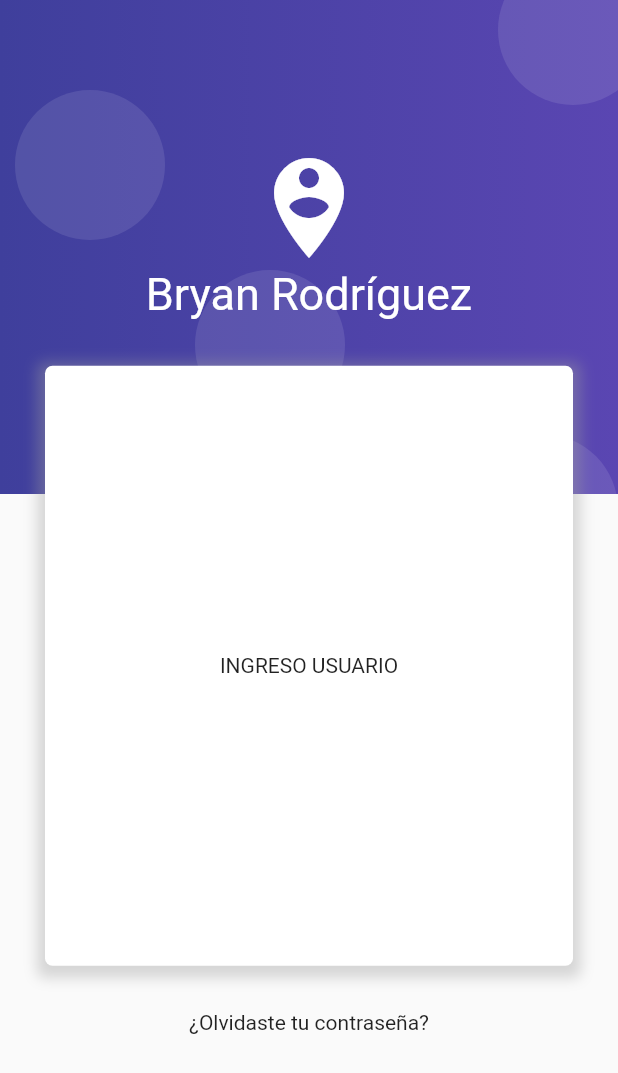
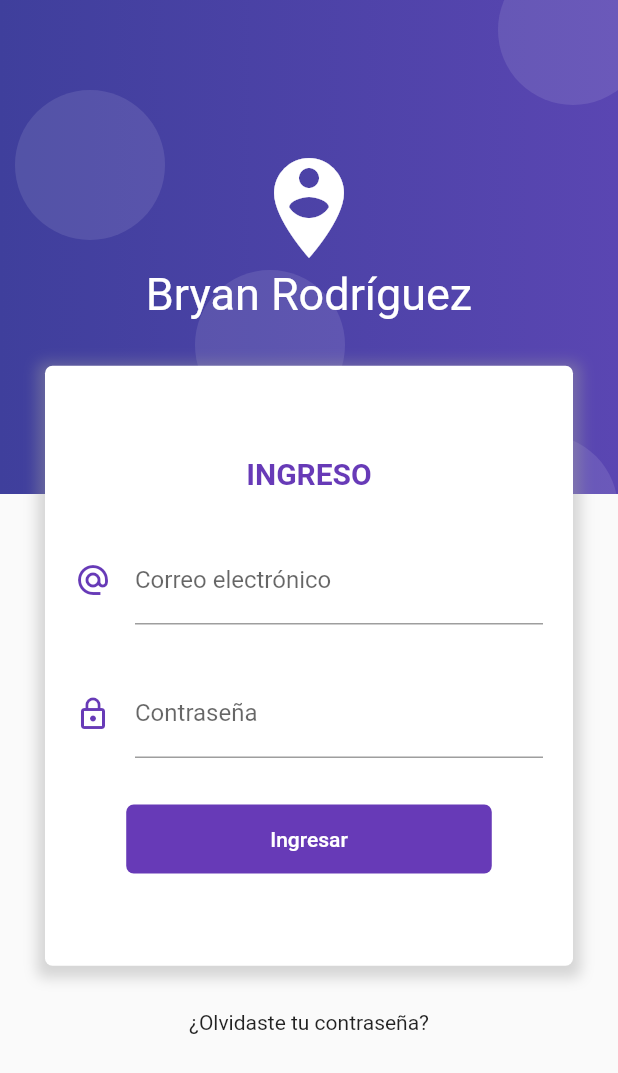
Before and after one commit to bryansrm/flutter-ud-myapp1, a Flutter app: the screen it shows after launch, on a phone screen of 412 x 824 dp. Shown: the top 1073 px of the screen. Run offline on Flutter 3.47's test engine with Material 2 defaults, Android fonts, the phone set to English and light mode, and no system bars.

Commit message:
add fields email, password

```diff
--- a/lib/src/User/ui/widgets/form_login.dart
+++ b/lib/src/User/ui/widgets/form_login.dart
@@ -12,7 +12,17 @@ class FormLogin extends StatelessWidget {
       margin: EdgeInsets.only(top: size.height * .12, right: 30.0, left: 30.0),
       child: Column(
         children: [
-          Container(
+          _pinUser(),
+          _boxForm(),
+          SizedBox(height: 30.0,),
+          Text('¿Olvidaste tu contraseña?')
+        ],
+      ),
+    );
+  }
+
+  Widget _pinUser(){
+    return Container(
       margin: EdgeInsets.only(bottom: 30.0),
       child: Column(
         children: [
@@ -20,8 +30,11 @@ class FormLogin extends StatelessWidget {
           Text('Bryan Rodríguez', style: TextStyle(color: Colors.white, fontSize: 30.0),)
         ],
       ),
-          ),
-          Container(
+    );
+  }
+
+  Widget _boxForm(){
+    return Container(
       alignment: Alignment.center,
       height: 400.0,
       decoration: BoxDecoration(
@@ -36,12 +49,66 @@ class FormLogin extends StatelessWidget {
           )
         ]
       ),
-            child: Text('INGRESO USUARIO')
+      child: Container(
+        margin: EdgeInsets.only(top: 0.0),
+        child: Column(
+          mainAxisAlignment: MainAxisAlignment.center,
+          children: [
+            Text('INGRESO' , style: TextStyle(fontSize: 20.0, color: Colors.deepPurple, fontWeight: FontWeight.bold),),
+             SizedBox(height: 30.0,),
+            _createEmail(),
+            SizedBox(height: 30.0,),
+            _createPassword(),
+             SizedBox(height: 30.0,),
+             _loginButton()
+          ],
         ),
-          SizedBox(height: 30.0,),
-          Text('¿Olvidaste tu contraseña?')
-        ],
+      )
+    );
+  }
+
+  Widget _createEmail(){
+    return Container(
+      padding: EdgeInsets.symmetric(horizontal: 20.0),
+      child: TextField(
+        keyboardType: TextInputType.emailAddress,
+        decoration: InputDecoration(
+          icon: Icon( Icons.alternate_email, color: Colors.deepPurple ),
+          hintText: 'ejemplo@correo.com',
+          labelText: 'Correo electrónico',
+        ),
+        onChanged: (value){},
       ),
     );
   }
+
+  Widget _createPassword(){
+    return Container(
+      padding: EdgeInsets.symmetric(horizontal: 20.0),
+      child: TextField(
+        keyboardType: TextInputType.emailAddress,
+        decoration: InputDecoration(
+          icon: Icon( Icons.lock_outline, color: Colors.deepPurple ),
+          labelText: 'Contraseña',
+        ),
+        onChanged: (value){},
+      ),
+    );
   }
+
+  Widget _loginButton(){
+    return RaisedButton(
+      child: Container(
+        padding: EdgeInsets.symmetric( horizontal: 80.0, vertical: 15.0),
+        child: Text('Ingresar'),
+      ),
+      shape: RoundedRectangleBorder(
+        borderRadius: BorderRadius.circular(5.0)
+      ),
+      elevation: 0.0,
+      color: Colors.deepPurple,
+      textColor: Colors.white,
+      onPressed: () {}
+    );
+  }
+}
```
Lines whose indentation alone changed are shown as unchanged.
